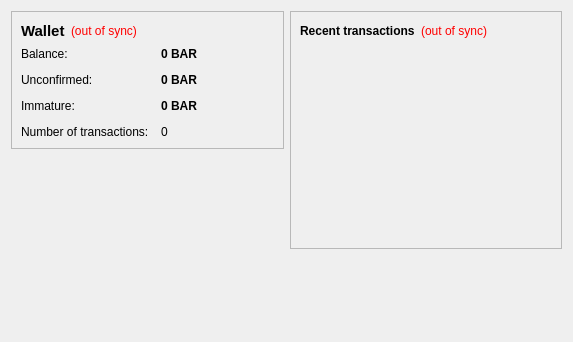
ProPoint/RickCoin, file src/qt/forms/overviewpage.ui: the form before one commit.
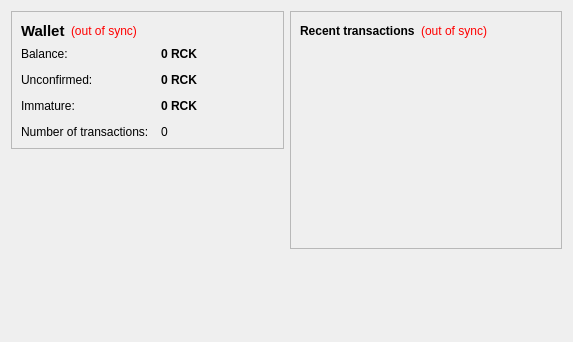
The form after the commit.

Patch:
```diff
--- a/src/qt/forms/overviewpage.ui
+++ b/src/qt/forms/overviewpage.ui
@@ -105,7 +105,7 @@
              <string>Your current balance</string>
             </property>
             <property name="text">
-             <string notr="true">0 BAR</string>
+             <string notr="true">0 RCK</string>
             </property>
             <property name="textInteractionFlags">
              <set>Qt::LinksAccessibleByMouse|Qt::TextSelectableByKeyboard|Qt::TextSelectableByMouse</set>
@@ -134,7 +134,7 @@
              <string>Total of transactions that have yet to be confirmed, and do not yet count toward the current balance</string>
             </property>
             <property name="text">
-             <string notr="true">0 BAR</string>
+             <string notr="true">0 RCK</string>
             </property>
             <property name="textInteractionFlags">
              <set>Qt::LinksAccessibleByMouse|Qt::TextSelectableByKeyboard|Qt::TextSelectableByMouse</set>
@@ -177,7 +177,7 @@
              <string>Mined balance that has not yet matured</string>
             </property>
             <property name="text">
-             <string notr="true">0 BAR</string>
+             <string notr="true">0 RCK</string>
             </property>
             <property name="textInteractionFlags">
              <set>Qt::LinksAccessibleByMouse|Qt::TextSelectableByKeyboard|Qt::TextSelectableByMouse</set>
```
Left out of the diff: 12 changed lines with no effect on the pictures.
